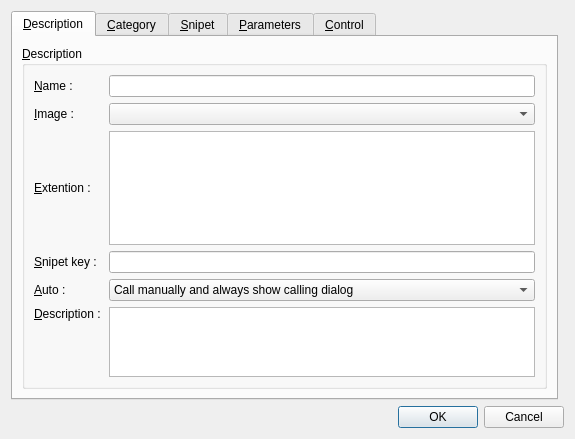
First picture: the form in framework/snipets/snipetpropertydlg.ui, repository phoenix741/xinx, before the edit.
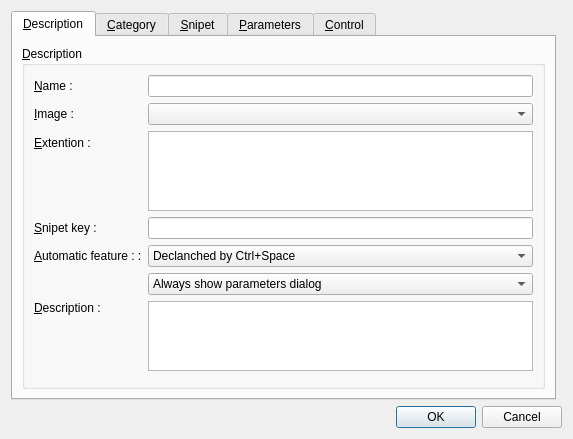
Second picture: the form after the edit. Custom widgets are drawn as their Qt base class.

Commit message: Some sort and complete property snipet dialog

```diff
--- a/framework/snipets/snipetpropertydlg.ui
+++ b/framework/snipets/snipetpropertydlg.ui
@@ -31,18 +31,29 @@
        <string>&amp;Description</string>
       </attribute>
       <layout class="QGridLayout" name="gridLayout">
-       <item row="0" column="0">
+       <item row="0" column="1">
         <widget class="QGroupBox" name="groupBox">
          <property name="title">
           <string>&amp;Description</string>
          </property>
-         <layout class="QGridLayout">
-          <property name="margin">
-           <number>9</number>
-          </property>
-          <property name="spacing">
-           <number>6</number>
-          </property>
+         <layout class="QFormLayout" name="formLayout">
+          <item row="0" column="0">
+           <widget class="QLabel" name="label">
+            <property name="text">
+             <string>&amp;Name :</string>
+            </property>
+            <property name="buddy">
+             <cstring>m_nameLineEdit</cstring>
+            </property>
+           </widget>
+          </item>
+          <item row="0" column="1">
+           <widget class="QLineEdit" name="m_nameLineEdit">
+            <property name="whatsThis">
+             <string>Name of the snipet used in to identify the snipet in menus.</string>
+            </property>
+           </widget>
+          </item>
           <item row="1" column="0">
            <widget class="QLabel" name="label_2">
             <property name="text">
@@ -53,17 +64,77 @@
             </property>
            </widget>
           </item>
-          <item row="0" column="0">
-           <widget class="QLabel" name="label">
+          <item row="1" column="1">
+           <widget class="StringComboBox" name="m_iconComboBox"/>
+          </item>
+          <item row="2" column="0">
+           <widget class="QLabel" name="label_6">
             <property name="text">
-             <string>&amp;Name :</string>
+             <string>&amp;Extention :</string>
             </property>
             <property name="buddy">
-             <cstring>m_nameLineEdit</cstring>
+             <cstring>m_extentionListWidget</cstring>
             </property>
            </widget>
           </item>
-          <item row="5" column="2">
+          <item row="2" column="1">
+           <widget class="QListWidget" name="m_extentionListWidget"/>
+          </item>
+          <item row="3" column="0">
+           <widget class="QLabel" name="label_5">
+            <property name="text">
+             <string>&amp;Snipet key :</string>
+            </property>
+            <property name="buddy">
+             <cstring>m_keyLineEdit</cstring>
+            </property>
+           </widget>
+          </item>
+          <item row="3" column="1">
+           <widget class="QLineEdit" name="m_keyLineEdit">
+            <property name="whatsThis">
+             <string>Word key used to call the snipet in the &lt;b&gt;XINX&lt;/b&gt; editor. If no key is defined, it's not possible to call the template in the completion.</string>
+            </property>
+           </widget>
+          </item>
+          <item row="4" column="0">
+           <widget class="QLabel" name="label_4">
+            <property name="text">
+             <string>&amp;Automatic feature : :</string>
+            </property>
+            <property name="buddy">
+             <cstring>m_autoComboBox</cstring>
+            </property>
+           </widget>
+          </item>
+          <item row="4" column="1">
+           <widget class="QComboBox" name="m_autoComboBox">
+            <item>
+             <property name="text">
+              <string>Declanched by Ctrl+Space</string>
+             </property>
+            </item>
+            <item>
+             <property name="text">
+              <string>Declanched automatically</string>
+             </property>
+            </item>
+           </widget>
+          </item>
+          <item row="6" column="0">
+           <widget class="QLabel" name="label_3">
+            <property name="text">
+             <string>&amp;Description :</string>
+            </property>
+            <property name="alignment">
+             <set>Qt::AlignLeading|Qt::AlignLeft|Qt::AlignTop</set>
+            </property>
+            <property name="buddy">
+             <cstring>m_descriptionTextEdit</cstring>
+            </property>
+           </widget>
+          </item>
+          <item row="6" column="1">
            <widget class="QPlainTextEdit" name="m_descriptionTextEdit">
             <property name="sizePolicy">
              <sizepolicy hsizetype="Expanding" vsizetype="Maximum">
@@ -82,54 +153,7 @@
             </property>
            </widget>
           </item>
-          <item row="5" column="0" colspan="2">
-           <widget class="QLabel" name="label_3">
-            <property name="text">
-             <string>&amp;Description :</string>
-            </property>
-            <property name="alignment">
-             <set>Qt::AlignLeading|Qt::AlignLeft|Qt::AlignTop</set>
-            </property>
-            <property name="buddy">
-             <cstring>m_descriptionTextEdit</cstring>
-            </property>
-           </widget>
-          </item>
-          <item row="0" column="2">
-           <widget class="QLineEdit" name="m_nameLineEdit">
-            <property name="whatsThis">
-             <string>Name of the snipet used in to identify the snipet in menus.</string>
-            </property>
-           </widget>
-          </item>
-          <item row="3" column="2">
-           <widget class="QLineEdit" name="m_keyLineEdit">
-            <property name="whatsThis">
-             <string>Word key used to call the snipet in the &lt;b&gt;XINX&lt;/b&gt; editor. If no key is defined, it's not possible to call the template in the completion.</string>
-            </property>
-           </widget>
-          </item>
-          <item row="3" column="0">
-           <widget class="QLabel" name="label_5">
-            <property name="text">
-             <string>&amp;Snipet key :</string>
-            </property>
-            <property name="buddy">
-             <cstring>m_keyLineEdit</cstring>
-            </property>
-           </widget>
-          </item>
-          <item row="2" column="0">
-           <widget class="QLabel" name="label_6">
-            <property name="text">
-             <string>&amp;Extention :</string>
-            </property>
-            <property name="buddy">
-             <cstring>m_extentionListWidget</cstring>
-            </property>
-           </widget>
-          </item>
-          <item row="6" column="2">
+          <item row="7" column="1">
            <spacer name="verticalSpacer">
             <property name="orientation">
              <enum>Qt::Vertical</enum>
@@ -142,44 +166,18 @@
             </property>
            </spacer>
           </item>
-          <item row="1" column="2">
-           <widget class="QComboBox" name="m_iconComboBox"/>
-          </item>
-          <item row="2" column="2">
-           <widget class="QListWidget" name="m_extentionListWidget"/>
-          </item>
-          <item row="4" column="2">
-           <widget class="QComboBox" name="m_autoComboBox">
+          <item row="5" column="1">
+           <widget class="QComboBox" name="m_dialogComboBox">
             <item>
              <property name="text">
-              <string>Call manually and always show calling dialog</string>
+              <string>Always show parameters dialog</string>
              </property>
             </item>
             <item>
              <property name="text">
-              <string>Call manually and only show calling dialog if all parameter as value</string>
+              <string>Never show parameters dialog</string>
              </property>
             </item>
-            <item>
-             <property name="text">
-              <string>Call automatically and only show calling dialog if all parameter as value</string>
-             </property>
-            </item>
-            <item>
-             <property name="text">
-              <string>Call automatically and never show calling dialog</string>
-             </property>
-            </item>
-           </widget>
-          </item>
-          <item row="4" column="0">
-           <widget class="QLabel" name="label_4">
-            <property name="text">
-             <string>&amp;Auto :</string>
-            </property>
-            <property name="buddy">
-             <cstring>m_autoComboBox</cstring>
-            </property>
            </widget>
           </item>
          </layout>
@@ -199,7 +197,14 @@
          </property>
          <layout class="QGridLayout" name="gridLayout_6">
           <item row="0" column="0">
-           <widget class="QTreeView" name="treeView"/>
+           <widget class="CategoryTreeView" name="m_categoryTreeView">
+            <attribute name="headerVisible">
+             <bool>false</bool>
+            </attribute>
+            <attribute name="headerVisible">
+             <bool>false</bool>
+            </attribute>
+           </widget>
           </item>
          </layout>
         </widget>
@@ -282,6 +287,16 @@
    <header location="global">editors/xinxcodeedit.h</header>
    <container>1</container>
   </customwidget>
+  <customwidget>
+   <class>StringComboBox</class>
+   <extends>QComboBox</extends>
+   <header location="global">stringcombobox.h</header>
+  </customwidget>
+  <customwidget>
+   <class>CategoryTreeView</class>
+   <extends>QTreeView</extends>
+   <header>snipets/categorytreeview.h</header>
+  </customwidget>
  </customwidgets>
  <tabstops>
   <tabstop>m_nameLineEdit</tabstop>
```
The commit also changes 59 other files.
